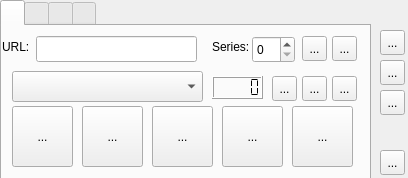
Before: the Qt Designer form parser.ui in Silver-North/ani-ma_checker, drawn with Qt 5.
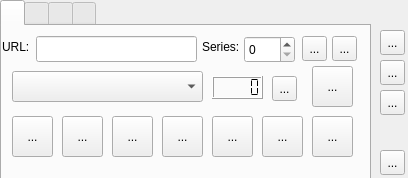
After: the same form once the commit is applied. Icons and pictures are not drawn.

```diff
--- a/parser.ui
+++ b/parser.ui
@@ -124,10 +124,10 @@
      <widget class="QToolButton" name="toolButton_5">
       <property name="geometry">
        <rect>
-        <x>80</x>
-        <y>80</y>
-        <width>61</width>
-        <height>61</height>
+        <x>60</x>
+        <y>90</y>
+        <width>41</width>
+        <height>41</height>
        </rect>
       </property>
       <property name="toolTip">
@@ -138,8 +138,8 @@
       </property>
       <property name="iconSize">
        <size>
-        <width>48</width>
-        <height>48</height>
+        <width>36</width>
+        <height>36</height>
        </size>
       </property>
      </widget>
@@ -163,10 +163,10 @@
      <widget class="QToolButton" name="toolButton_6">
       <property name="geometry">
        <rect>
-        <x>150</x>
-        <y>80</y>
-        <width>61</width>
-        <height>61</height>
+        <x>110</x>
+        <y>90</y>
+        <width>41</width>
+        <height>41</height>
        </rect>
       </property>
       <property name="toolTip">
@@ -177,15 +177,15 @@
       </property>
       <property name="iconSize">
        <size>
-        <width>48</width>
-        <height>48</height>
+        <width>36</width>
+        <height>36</height>
        </size>
       </property>
      </widget>
      <widget class="QLabel" name="label_2">
       <property name="geometry">
        <rect>
-        <x>210</x>
+        <x>200</x>
         <y>10</y>
         <width>41</width>
         <height>21</height>
@@ -202,9 +202,9 @@
       <property name="geometry">
        <rect>
         <x>10</x>
-        <y>80</y>
-        <width>61</width>
-        <height>61</height>
+        <y>90</y>
+        <width>41</width>
+        <height>41</height>
        </rect>
       </property>
       <property name="toolTip">
@@ -215,18 +215,18 @@
       </property>
       <property name="iconSize">
        <size>
-        <width>48</width>
-        <height>48</height>
+        <width>36</width>
+        <height>36</height>
        </size>
       </property>
      </widget>
      <widget class="QToolButton" name="toolButton_7">
       <property name="geometry">
        <rect>
-        <x>220</x>
-        <y>80</y>
-        <width>61</width>
-        <height>61</height>
+        <x>160</x>
+        <y>90</y>
+        <width>41</width>
+        <height>41</height>
        </rect>
       </property>
       <property name="toolTip">
@@ -237,8 +237,8 @@
       </property>
       <property name="iconSize">
        <size>
-        <width>48</width>
-        <height>48</height>
+        <width>36</width>
+        <height>36</height>
        </size>
       </property>
      </widget>
@@ -255,9 +255,9 @@
      <widget class="QSpinBox" name="spinBox">
       <property name="geometry">
        <rect>
-        <x>250</x>
+        <x>242</x>
         <y>10</y>
-        <width>43</width>
+        <width>51</width>
         <height>27</height>
        </rect>
       </property>
@@ -284,10 +284,10 @@
      <widget class="QToolButton" name="toolButton_8">
       <property name="geometry">
        <rect>
-        <x>290</x>
-        <y>80</y>
-        <width>61</width>
-        <height>61</height>
+        <x>210</x>
+        <y>90</y>
+        <width>41</width>
+        <height>41</height>
        </rect>
       </property>
       <property name="toolTip">
@@ -298,18 +298,18 @@
       </property>
       <property name="iconSize">
        <size>
-        <width>48</width>
-        <height>48</height>
+        <width>36</width>
+        <height>36</height>
        </size>
       </property>
      </widget>
      <widget class="QToolButton" name="toolButton_9">
       <property name="geometry">
        <rect>
-        <x>300</x>
-        <y>50</y>
-        <width>25</width>
-        <height>25</height>
+        <x>310</x>
+        <y>40</y>
+        <width>41</width>
+        <height>41</height>
        </rect>
       </property>
       <property name="toolTip">
@@ -322,14 +322,20 @@
        <iconset>
         <normaloff>icons/circle.png</normaloff>icons/circle.png</iconset>
       </property>
+      <property name="iconSize">
+       <size>
+        <width>36</width>
+        <height>36</height>
+       </size>
+      </property>
      </widget>
      <widget class="QToolButton" name="toolButton_12">
       <property name="geometry">
        <rect>
-        <x>330</x>
-        <y>50</y>
-        <width>25</width>
-        <height>25</height>
+        <x>260</x>
+        <y>90</y>
+        <width>41</width>
+        <height>41</height>
        </rect>
       </property>
       <property name="toolTip">
@@ -338,6 +344,12 @@
       <property name="text">
        <string>...</string>
       </property>
+      <property name="iconSize">
+       <size>
+        <width>36</width>
+        <height>36</height>
+       </size>
+      </property>
      </widget>
      <widget class="QToolButton" name="toolButton_10">
       <property name="geometry">
@@ -355,6 +367,31 @@
        <string>...</string>
       </property>
      </widget>
+     <widget class="QToolButton" name="toolButton_16">
+      <property name="geometry">
+       <rect>
+        <x>310</x>
+        <y>90</y>
+        <width>41</width>
+        <height>41</height>
+       </rect>
+      </property>
+      <property name="toolTip">
+       <string>Open URL</string>
+      </property>
+      <property name="statusTip">
+       <string/>
+      </property>
+      <property name="text">
+       <string>...</string>
+      </property>
+      <property name="iconSize">
+       <size>
+        <width>36</width>
+        <height>36</height>
+       </size>
+      </property>
+     </widget>
     </widget>
     <widget class="QWidget" name="tab_2">
      <attribute name="title">
```
Left out of the diff: 62 changed lines with no effect on the pictures.
